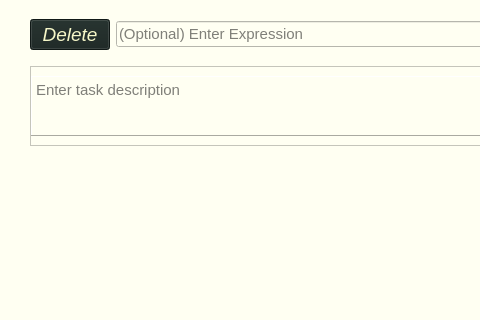
Old version of the form src/views/ui/taskMaking.ui in the repository adibozzhanov/LeProgram; both pictures show x 0 to 480 and y 0 to 320 of the 803 by 641 pixel window.
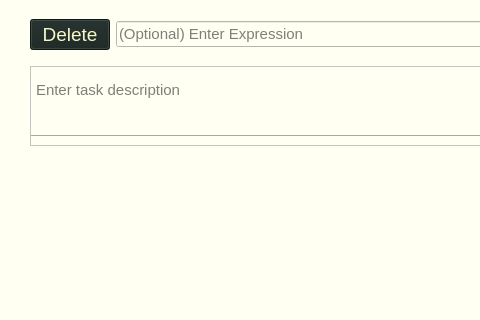
New version of the form.

Commit message: pushed un italic

Diff of the .ui file:
```diff
--- a/src/views/ui/taskMaking.ui
+++ b/src/views/ui/taskMaking.ui
@@ -236,7 +236,7 @@
          <font>
           <family>Helvetica Neue</family>
           <pointsize>14</pointsize>
-          <italic>true</italic>
+          <italic>false</italic>
          </font>
         </property>
         <property name="styleSheet">
```
The commit also changes 16 other files.
